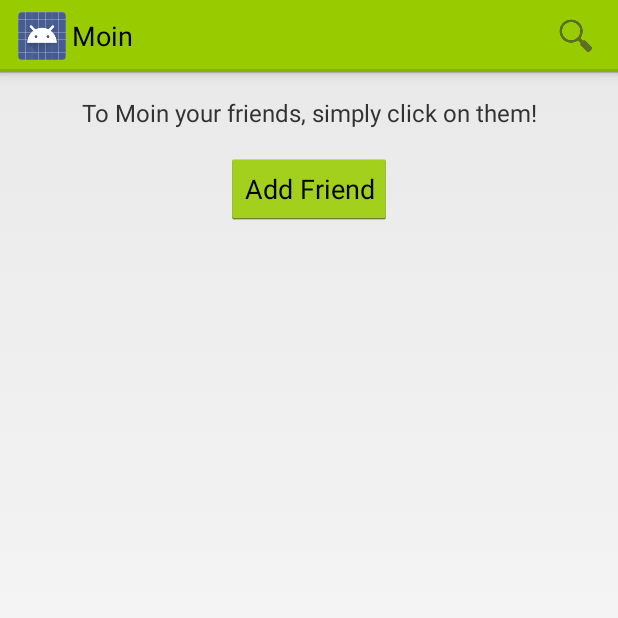
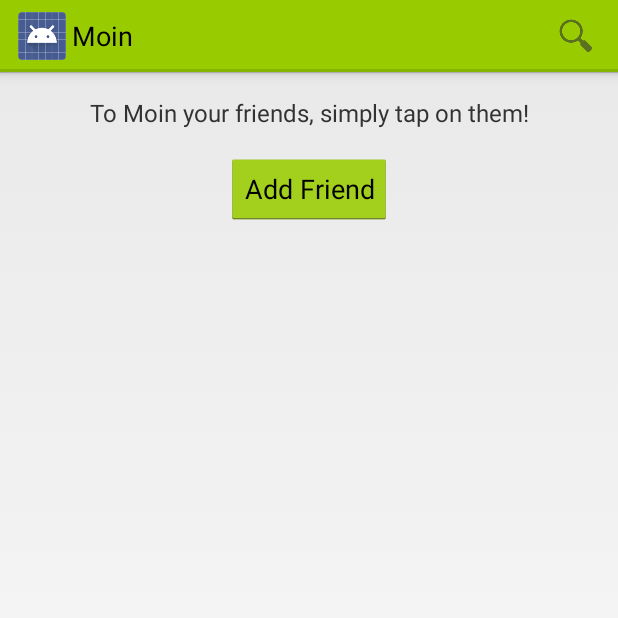
Before and after one commit to MoinApp/moinapp-android, an Android app: the FriendListActivity screen opened directly, with no data from a screen before it, on a phone screen of 412 x 824 dp, the top half of it. Run offline under Robolectric (Android 15) with nearby library versions, the phone set to English and light mode, and no system bars; our stand-ins replace ButterKnife, Picasso; pictures from the network do not load; 7 statements that could not run were skipped.

Commit message:
Better words.

```diff
--- a/mobile/src/main/res/values/strings_friend_list.xml
+++ b/mobile/src/main/res/values/strings_friend_list.xml
@@ -1,6 +1,6 @@
 <?xml version="1.0" encoding="utf-8"?>
 <resources>
     <string name="action_friend_list_search">Search</string>
-    <string name="friend_list_intro_text">To Moin your friends, simply click on them!</string>
+    <string name="friend_list_intro_text">To Moin your friends, simply tap on them!</string>
     <string name="friend_list_add_friend">Add Friend</string>
 </resources>
```
